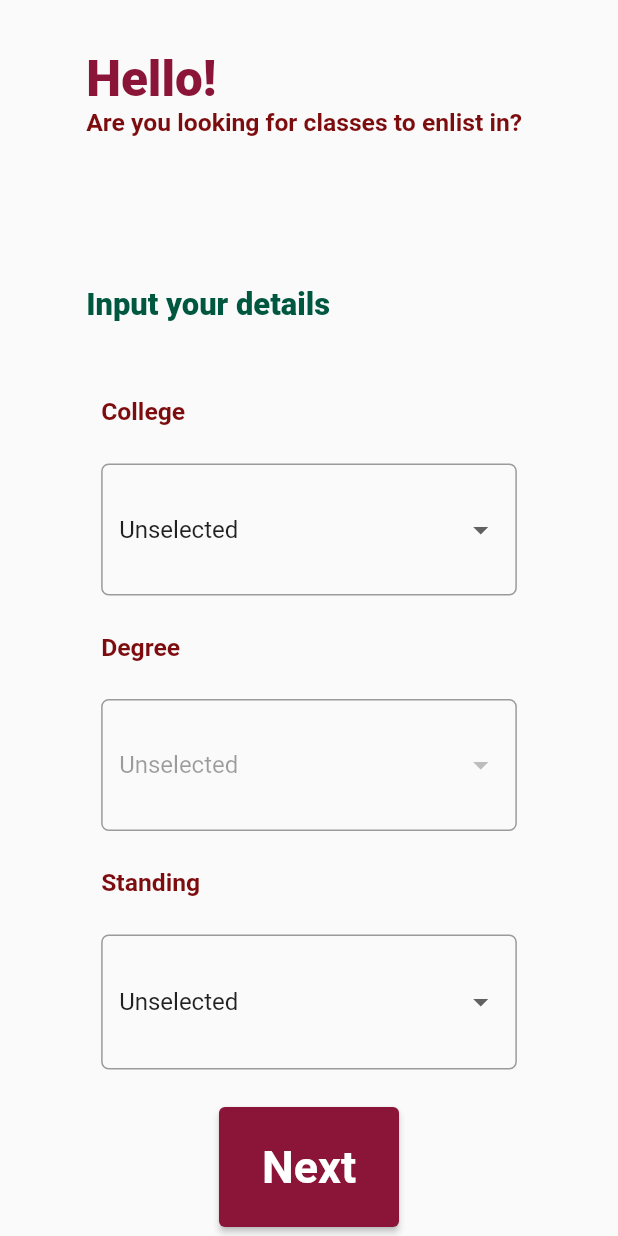
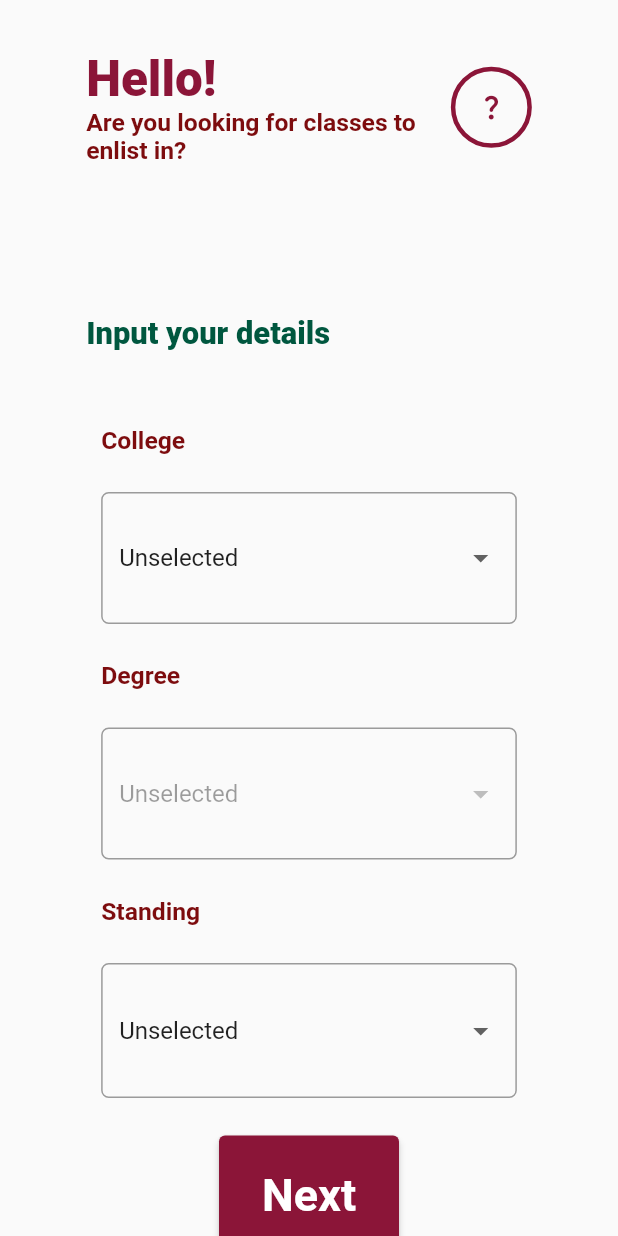
Before and after one commit to CRS-Scheduler/CRS-Scheduler, a Flutter app: the screen it shows after launch, on a phone screen of 412 x 824 dp. Run offline on Flutter 3.47's test engine with Material 2 defaults, Android fonts, the phone set to English and light mode, and no system bars; drawn by our look-alikes of showcaseview; our stand-ins replace csv, file_picker; missing offline and left inert: dart:html, dart:js.

Commit message:
initial tool tips and tutorial pack
added tool tips and tutorial guide for detail screen. this is triggerable by the icon button on the upper left as well

```diff
--- a/lib/main.dart
+++ b/lib/main.dart
@@ -1,6 +1,5 @@
 import 'package:crs_scheduler/screens/initdetails.dart';
 import 'package:flutter/material.dart';
-import 'package:crs_scheduler/assets/scripts/csv_reader.dart';
 
 
 void main()  {
@@ -56,6 +55,6 @@ class _MyHomePageState extends State<MyHomePage> {
     // The Flutter framework has been optimized to make rerunning build methods
     // fast, so that you can just rebuild anything that needs updating rather
     // than having to individually change instances of widgets.
-    return  DetailDash(csvReader: MyCsvReader());
+    return  const DetailParent();
   }
 }
--- a/lib/screens/initdetails.dart
+++ b/lib/screens/initdetails.dart
@@ -2,10 +2,36 @@ import 'package:crs_scheduler/screens/prime_dash.dart';
 import 'package:crs_scheduler/assets/scripts/csv_reader.dart';
 import 'package:flutter/foundation.dart';
 import 'package:flutter/material.dart';
-import 'package:flutter/services.dart' show rootBundle;
+import 'package:flutter/services.dart';
+
 import 'package:csv/csv.dart';
+import 'package:showcaseview/showcaseview.dart';
+import '../sizeconfig.dart';
 
-import '../sizeconfig.dart';
+
+class DetailParent extends StatelessWidget {
+  const DetailParent({Key? key}) : super(key: key);
+
+  @override
+  Widget build(BuildContext context) {
+    return Scaffold(body: ShowCaseWidget(
+      onStart: (index, key) {
+        if (kDebugMode) {
+          print('onStart: $index, $key');
+        }
+      },
+      onComplete: (index, key) {
+        if (kDebugMode) {
+          print('onComplete: $index, $key');
+        }
+
+      },
+      blurValue: 1,
+      builder: Builder(builder: (context) =>  DetailDash(csvReader: MyCsvReader())),
+      autoPlayDelay: const Duration(seconds: 3),
+    ),);
+  }
+}
 
 class DetailDash extends StatefulWidget {
   final MyCsvReader csvReader;
@@ -55,10 +81,17 @@ class _DetailDashState extends State<DetailDash> {
 
     return const CsvToListConverter().convert(csvData);
   }
-
+  GlobalKey _college = GlobalKey();
+  GlobalKey _degree = GlobalKey();
+  GlobalKey _standing = GlobalKey();
+  GlobalKey _next = GlobalKey();
   @override
   void initState() {
     super.initState();
+    WidgetsBinding.instance.addPostFrameCallback(
+          (_) => ShowCaseWidget.of(context)
+          .startShowCase([_college,_degree,_standing,_next]),
+    );
     widget.csvReader.loadData().then((value) => setState(() {
           data = value;
           collegeInd = value[0].indexOf('college');
@@ -87,7 +120,7 @@ class _DetailDashState extends State<DetailDash> {
                         : SizeConfig.safeBlockHorizontal * 12,
                     100),
                 child: Row(
-                  mainAxisAlignment: MainAxisAlignment.start,
+                  mainAxisAlignment: MainAxisAlignment.spaceBetween,
                   children: [
                     Flexible(
                       child: Column(
@@ -114,6 +147,13 @@ class _DetailDashState extends State<DetailDash> {
                         ],
                       ),
                     ),
+                     Container(decoration: BoxDecoration(
+                      border: Border.all(width: 3, color: const Color(0xff8B1538)),
+                      shape: BoxShape.circle,
+                    ),child:   IconButton(iconSize:20,splashRadius:1,onPressed: (){ShowCaseWidget.of(context).startShowCase([_college,_degree,_standing,_next]);
+                      if (kDebugMode) {
+                        print("lets play");
+                      }}, icon: const Icon(Icons.question_mark_rounded),color:  const Color(0xff8B1538)),)
                   ],
                 ),
               ),
@@ -156,6 +196,9 @@ class _DetailDashState extends State<DetailDash> {
                               mainAxisAlignment: MainAxisAlignment.spaceAround,
                               children: [
                                 Expanded(
+                                  child: Showcase(
+                                    key: _college,
+                                    description: 'Pick your college from the drop down menu',
                                     child: Padding(
                                       padding: const EdgeInsets.symmetric(
                                           horizontal: 5),
@@ -179,6 +222,8 @@ class _DetailDashState extends State<DetailDash> {
                                           Padding(
                                             padding: const EdgeInsets.symmetric(
                                                 vertical: 25.0),
+                                            child: Tooltip(
+                                              message: "Pick the college you're currently enrolled in.",
                                               child: DropdownButtonHideUnderline(
                                                 child:
                                                     DropdownButtonFormField<String>(
@@ -234,11 +279,16 @@ class _DetailDashState extends State<DetailDash> {
                                                 ),
                                               ),
                                             ),
+                                          ),
                                         ],
                                       ),
                                     ),
                                   ),
+                                ),
                                 Expanded(
+                                  child: Showcase(
+                                    key:_degree,
+                                    description: "Pick your degree program from the drop down menu",
                                     child: Padding(
                                       padding: const EdgeInsets.symmetric(
                                           horizontal: 5),
@@ -262,6 +312,8 @@ class _DetailDashState extends State<DetailDash> {
                                           Padding(
                                             padding: const EdgeInsets.symmetric(
                                                 vertical: 25.0),
+                                            child: Tooltip(
+                                              message:"Pick your degree program.",
                                               child: DropdownButtonHideUnderline(
                                                 child:
                                                     DropdownButtonFormField<String>(
@@ -302,11 +354,16 @@ class _DetailDashState extends State<DetailDash> {
                                                 ),
                                               ),
                                             ),
+                                          ),
                                         ],
                                       ),
                                     ),
                                   ),
+                                ),
                                 Expanded(
+                                  child: Showcase(
+                                    key:_standing,
+                                    description: "Pick your current standing from the drop down menu",
                                     child: Padding(
                                       padding: const EdgeInsets.symmetric(horizontal: 5.0),
                                       child: Column(
@@ -329,6 +386,8 @@ class _DetailDashState extends State<DetailDash> {
                                           Padding(
                                             padding: const EdgeInsets.symmetric(
                                                 vertical: 25.0),
+                                            child: Tooltip(
+                                              message:"Enter your current standing.",
                                               child: DropdownButtonHideUnderline(
                                                 child:
                                                     DropdownButtonFormField<String>(
@@ -369,8 +428,10 @@ class _DetailDashState extends State<DetailDash> {
                                                   }).toList(),
                                                 ),
                                               ),
+                                            ),
                                           )
                                         ],
+                                      ),
                                     ),
                                   ),
                                 ),
@@ -379,7 +440,10 @@ class _DetailDashState extends State<DetailDash> {
                           : Padding(
                             padding: const EdgeInsets.symmetric(horizontal: 10.0),
                             child: Column(children: [
-                                Column(
+                                Showcase(
+                                  key: _college,
+                                  description: 'Pick your college from the drop down menu',
+                                  child: Column(
                                     crossAxisAlignment: CrossAxisAlignment.start,
                                     children: [
                                       Text(
@@ -451,7 +515,11 @@ class _DetailDashState extends State<DetailDash> {
                                       ),
                                     ],
                                   ),
-                                Column(
+                                ),
+                                Showcase(
+                                  key:_degree,
+                                  description: "Pick your degree program from the drop down menu",
+                                  child: Column(
                                     crossAxisAlignment: CrossAxisAlignment.start,
                                     children: [
                                       Text(
@@ -509,7 +577,11 @@ class _DetailDashState extends State<DetailDash> {
                                       ),
                                     ],
                                   ),
-                                Column(
+                                ),
+                                Showcase(
+                                  key:_standing,
+                                  description: "Pick your current standing from the drop down menu",
+                                  child: Column(
                                     crossAxisAlignment: CrossAxisAlignment.start,
                                     children: [
                                       Text(
@@ -564,10 +636,14 @@ class _DetailDashState extends State<DetailDash> {
                                         ),
                                       )
                                     ],
+                                  ),
                                 )
                               ]),
                           ),
-                      SizedBox(
+                      Showcase(
+                        key:_next,
+                        description: "When you've finished entering all your details above, press NEXT.",
+                        child: SizedBox(
                           height: 80,
                           width: 120,
                           child: ElevatedButton(
@@ -616,6 +692,7 @@ class _DetailDashState extends State<DetailDash> {
                             ),
                           ),
                         ),
+                      ),
                     ],
                   ),
                 ),
--- a/lib/screens/prime_dash.dart
+++ b/lib/screens/prime_dash.dart
@@ -3,7 +3,7 @@ import 'dart:convert';
 import 'dart:html'  as webFile;
 import 'dart:io' as io;
 import 'dart:js';
-
+import 'package:crs_scheduler/assets/scripts/csv_reader.dart';
 import 'package:crs_scheduler/widgets/timechooser.dart';
 import 'package:crs_scheduler/widgets/daychooser.dart';
 import 'package:crs_scheduler/widgets/profchooser.dart';
--- a/pubspec.yaml
+++ b/pubspec.yaml
@@ -38,6 +38,7 @@ dependencies:
   drag_select_grid_view: ^0.6.1
   csv: ^5.0.1
   file_picker: ^5.2.6
+  showcaseview: ^2.0.3
 
 dev_dependencies:
   flutter_test:
```
Also changed, not shown: pubspec.lock. Lines whose indentation alone changed are shown as unchanged.
